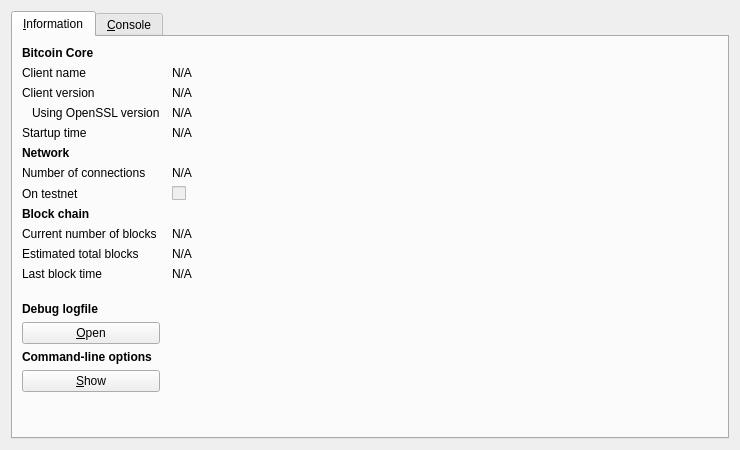
Above: src/qt/forms/rpcconsole.ui from burbucoin/burbucoin before the change. Below: the same form after it.
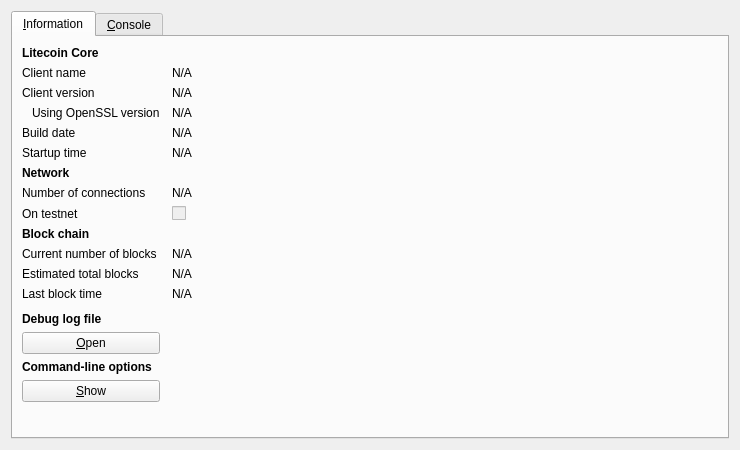
That is the form after the change. Icons and pictures are not drawn.

The edit to the form file:
```diff
--- a/src/qt/forms/rpcconsole.ui
+++ b/src/qt/forms/rpcconsole.ui
@@ -36,7 +36,7 @@
           </font>
          </property>
          <property name="text">
-          <string>Bitcoin Core</string>
+          <string>Litecoin Core</string>
          </property>
         </widget>
        </item>
@@ -113,13 +113,36 @@
         </widget>
        </item>
        <item row="4" column="0">
+        <widget class="QLabel" name="label_12">
+         <property name="text">
+          <string>Build date</string>
+         </property>
+        </widget>
+       </item>
+       <item row="4" column="1">
+        <widget class="QLabel" name="buildDate">
+         <property name="cursor">
+          <cursorShape>IBeamCursor</cursorShape>
+         </property>
+         <property name="text">
+          <string>N/A</string>
+         </property>
+         <property name="textFormat">
+          <enum>Qt::PlainText</enum>
+         </property>
+         <property name="textInteractionFlags">
+          <set>Qt::LinksAccessibleByMouse|Qt::TextSelectableByKeyboard|Qt::TextSelectableByMouse</set>
+         </property>
+        </widget>
+       </item>
+       <item row="5" column="0">
         <widget class="QLabel" name="label_13">
          <property name="text">
           <string>Startup time</string>
          </property>
         </widget>
        </item>
-       <item row="4" column="1">
+       <item row="5" column="1">
         <widget class="QLabel" name="startupTime">
          <property name="cursor">
           <cursorShape>IBeamCursor</cursorShape>
@@ -135,7 +158,7 @@
          </property>
         </widget>
        </item>
-       <item row="5" column="0">
+       <item row="6" column="0">
         <widget class="QLabel" name="label_11">
          <property name="font">
           <font>
@@ -148,14 +171,14 @@
          </property>
         </widget>
        </item>
-       <item row="6" column="0">
+       <item row="7" column="0">
         <widget class="QLabel" name="label_7">
          <property name="text">
           <string>Number of connections</string>
          </property>
         </widget>
        </item>
-       <item row="6" column="1">
+       <item row="7" column="1">
         <widget class="QLabel" name="numberOfConnections">
          <property name="cursor">
           <cursorShape>IBeamCursor</cursorShape>
@@ -171,14 +194,14 @@
          </property>
         </widget>
        </item>
-       <item row="7" column="0">
+       <item row="8" column="0">
         <widget class="QLabel" name="label_8">
          <property name="text">
           <string>On testnet</string>
          </property>
         </widget>
        </item>
-       <item row="7" column="1">
+       <item row="8" column="1">
         <widget class="QCheckBox" name="isTestNet">
          <property name="enabled">
           <bool>false</bool>
@@ -188,7 +211,7 @@
          </property>
         </widget>
        </item>
-       <item row="8" column="0">
+       <item row="9" column="0">
         <widget class="QLabel" name="label_10">
          <property name="font">
           <font>
@@ -201,14 +224,14 @@
          </property>
         </widget>
        </item>
-       <item row="9" column="0">
+       <item row="10" column="0">
         <widget class="QLabel" name="label_3">
          <property name="text">
           <string>Current number of blocks</string>
          </property>
         </widget>
        </item>
-       <item row="9" column="1">
+       <item row="10" column="1">
         <widget class="QLabel" name="numberOfBlocks">
          <property name="cursor">
           <cursorShape>IBeamCursor</cursorShape>
@@ -224,14 +247,14 @@
          </property>
         </widget>
        </item>
-       <item row="10" column="0">
+       <item row="11" column="0">
         <widget class="QLabel" name="label_4">
          <property name="text">
           <string>Estimated total blocks</string>
          </property>
         </widget>
        </item>
-       <item row="10" column="1">
+       <item row="11" column="1">
         <widget class="QLabel" name="totalBlocks">
          <property name="cursor">
           <cursorShape>IBeamCursor</cursorShape>
@@ -247,14 +270,14 @@
          </property>
         </widget>
        </item>
-       <item row="11" column="0">
+       <item row="12" column="0">
         <widget class="QLabel" name="label_2">
          <property name="text">
           <string>Last block time</string>
          </property>
         </widget>
        </item>
-       <item row="11" column="1">
+       <item row="12" column="1">
         <widget class="QLabel" name="lastBlockTime">
          <property name="cursor">
           <cursorShape>IBeamCursor</cursorShape>
@@ -270,7 +293,7 @@
          </property>
         </widget>
        </item>
-       <item row="12" column="0">
+       <item row="13" column="0">
         <spacer name="verticalSpacer_2">
          <property name="orientation">
           <enum>Qt::Vertical</enum>
@@ -283,20 +306,20 @@
          </property>
         </spacer>
        </item>
-       <item row="13" column="0">
-        <widget class="QLabel" name="labelDebugLogfile">
-         <property name="font">
-          <font>
-           <weight>75</weight>
-           <bold>true</bold>
-          </font>
-         </property>
-         <property name="text">
-          <string>Debug logfile</string>
-         </property>
-        </widget>
-       </item>
        <item row="14" column="0">
+        <widget class="QLabel" name="labelDebugLogfile">
+         <property name="font">
+          <font>
+           <weight>75</weight>
+           <bold>true</bold>
+          </font>
+         </property>
+         <property name="text">
+          <string>Debug log file</string>
+         </property>
+        </widget>
+       </item>
+       <item row="15" column="0">
         <widget class="QPushButton" name="openDebugLogfileButton">
          <property name="toolTip">
           <string>Open the burbucoin debug logfile from the current data directory. This can take a few seconds for large logfiles.</string>
```
Left out of the diff: 6 changed lines with no effect on the pictures.
